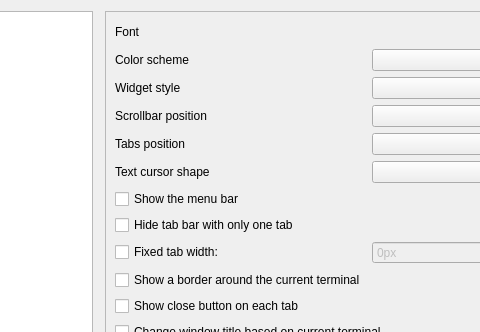
First picture: the form in src/forms/propertiesdialog.ui, repository lxqt/qterminal, before the edit; both pictures show x 98 to 578 and y 0 to 332 of the 952 by 947 pixel window.
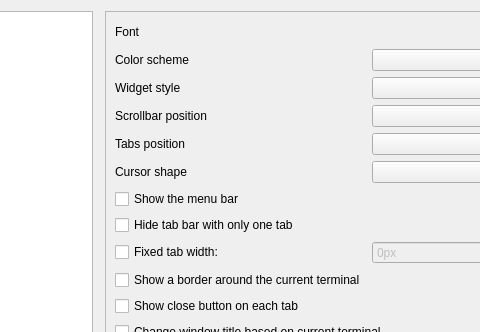
Second picture: the form after the edit.

Commit message:
Cursor shape should be enough
@yan12125

Patch:
```diff
--- a/src/forms/propertiesdialog.ui
+++ b/src/forms/propertiesdialog.ui
@@ -323,7 +323,7 @@
        <item row="6" column="0">
         <widget class="QLabel" name="label_12">
          <property name="text">
-          <string>Text cursor shape</string>
+          <string>Cursor shape</string>
          </property>
          <property name="buddy">
           <cstring>keybCursorShape_comboBox</cstring>
```
